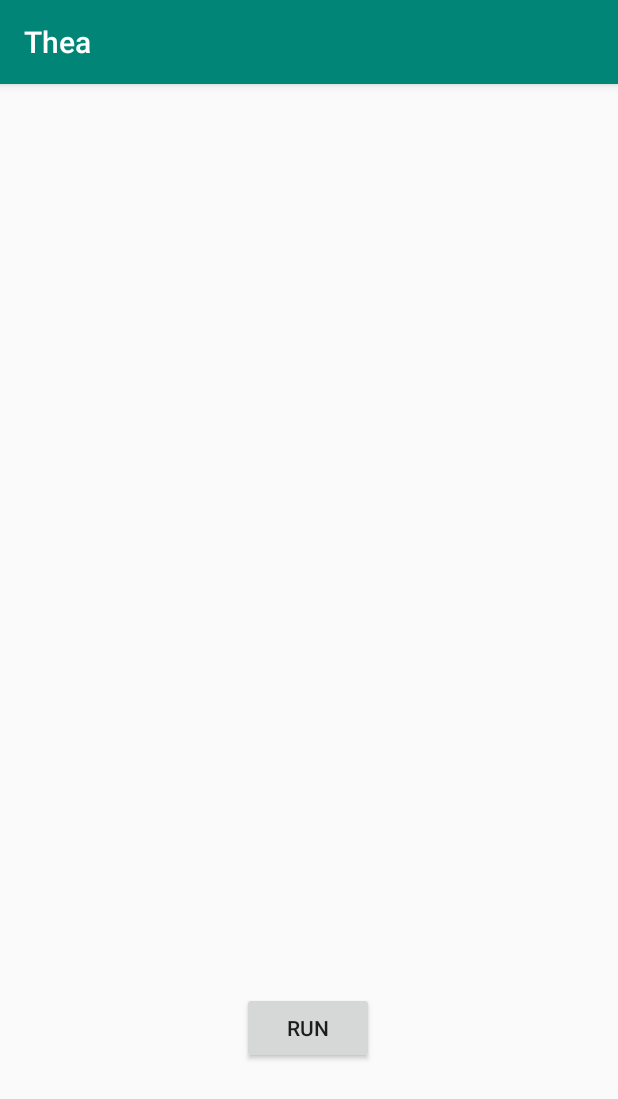
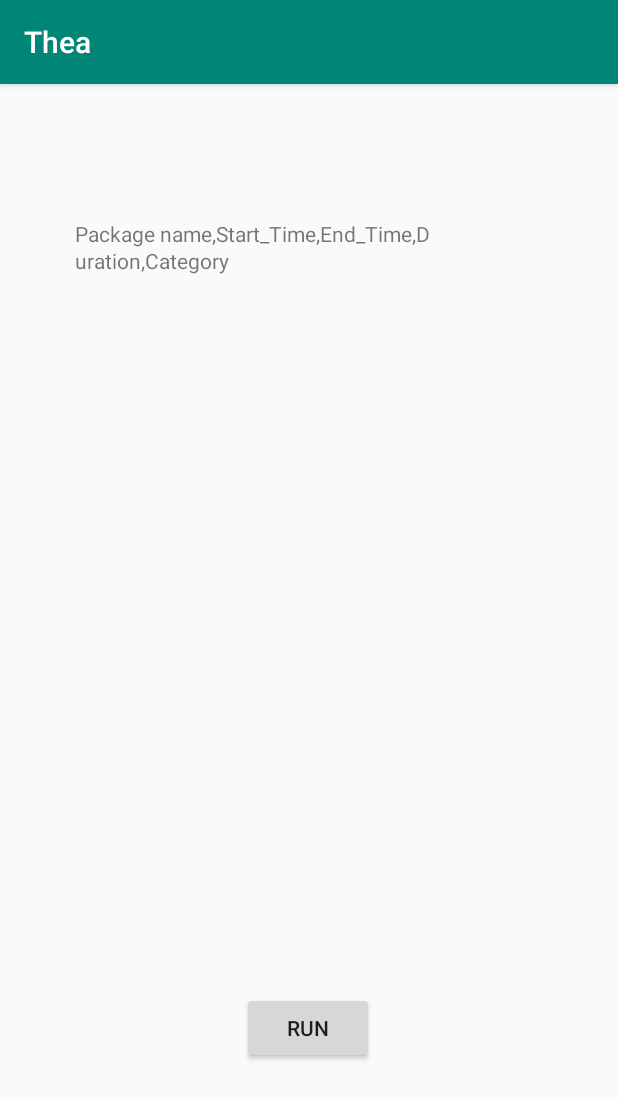
Before and after one commit to eken25/Thea, an Android app: the screen it shows after launch (MainActivity), after a tap on "RUN", on a phone screen of 412 x 824 dp. Shown: the top 1099 px of the screen. Run offline under Robolectric (Android 15) with nearby library versions, the phone set to English and light mode, and no system bars; our stand-ins replace Firebase (no records; nobody signed in at launch, a user with empty details on screens opened directly).

Commit message:
Added multiline text view to look at the data collected

```diff
--- a/app/src/main/java/com/prdeck/thea/MainActivity.java
+++ b/app/src/main/java/com/prdeck/thea/MainActivity.java
@@ -2,10 +2,7 @@
 
 import androidx.annotation.NonNull;
 import androidx.appcompat.app.AppCompatActivity;
-
-import android.app.Application;
 import android.app.usage.UsageEvents;
-import android.app.usage.UsageStats;
 import com.google.android.gms.tasks.OnFailureListener;
 import com.google.android.gms.tasks.OnSuccessListener;
 import com.google.firebase.storage.FirebaseStorage;
@@ -20,7 +17,6 @@
 import android.net.Uri;
 import android.os.Process;
 import android.app.usage.UsageStatsManager;
-
 import java.io.File;
 import java.io.FileOutputStream;
 import java.io.IOException;
@@ -29,22 +25,25 @@
 import java.util.Calendar;
 import java.util.HashMap;
 import java.util.List;
-import java.util.PropertyResourceBundle;
-import java.util.jar.Attributes;
-
 import android.os.Bundle;
 import android.provider.Settings;
 import android.text.TextUtils;
 import android.util.Log;
 import android.view.View;
 import android.widget.Button;
+import android.widget.TextView;
+
+import org.w3c.dom.Text;
 
 public class MainActivity extends AppCompatActivity {
-    private static String tag = "Apps";
+    private String mHeader = "Package name,Start_Time,End_Time,Duration,Category\n";
+    private static String TAG = "Apps";
+    TextView mTxt;
     @Override
     protected void onCreate(Bundle savedInstanceState) {
         super.onCreate(savedInstanceState);
         setContentView(R.layout.activity_main);
+        mTxt = this.findViewById(R.id.output);
         Button u = (Button) this.findViewById(R.id.buttonPanel);
         u.setOnClickListener(new View.OnClickListener() {
             @Override
@@ -90,7 +89,7 @@
         try{
             FileOutputStream f = context.openFileOutput(filename, Context.MODE_PRIVATE);
             final OutputStreamWriter  osw = new OutputStreamWriter(f);
-            osw.write("Package name,Start_Time,End_Time,Duration,Category\n");
+            osw.write(mHeader);
             data.forEach(d -> {
                 try {
                     osw.write(d.toString() + "\n");
@@ -139,6 +138,14 @@
                 }
             }
         }
+        StringBuilder s = new StringBuilder(mHeader);
+        int i = 0;
+        for(AppData r : data){
+            s.append(r.toString());
+            i++;
+            if(i > 100) break;
+        }
+        mTxt.setText(s.toString());
         /*data.forEach(d -> {
             Log.d(tag, d.toString());
         });*/
@@ -155,14 +162,14 @@
         ut.addOnFailureListener(new OnFailureListener() {
             @Override
             public void onFailure(@NonNull Exception e) {
-                Log.d(tag, "Unsuccessfully uploaded the data");
+                Log.d(TAG, "Unsuccessfully uploaded the data");
                 e.printStackTrace();
             }
         });
         ut.addOnSuccessListener(new OnSuccessListener<UploadTask.TaskSnapshot>() {
             @Override
             public void onSuccess(UploadTask.TaskSnapshot taskSnapshot) {
-                Log.d(tag, "Successfully uploaded the data");
+                Log.d(TAG, "Successfully uploaded the data");
             }
         });
     }
```
